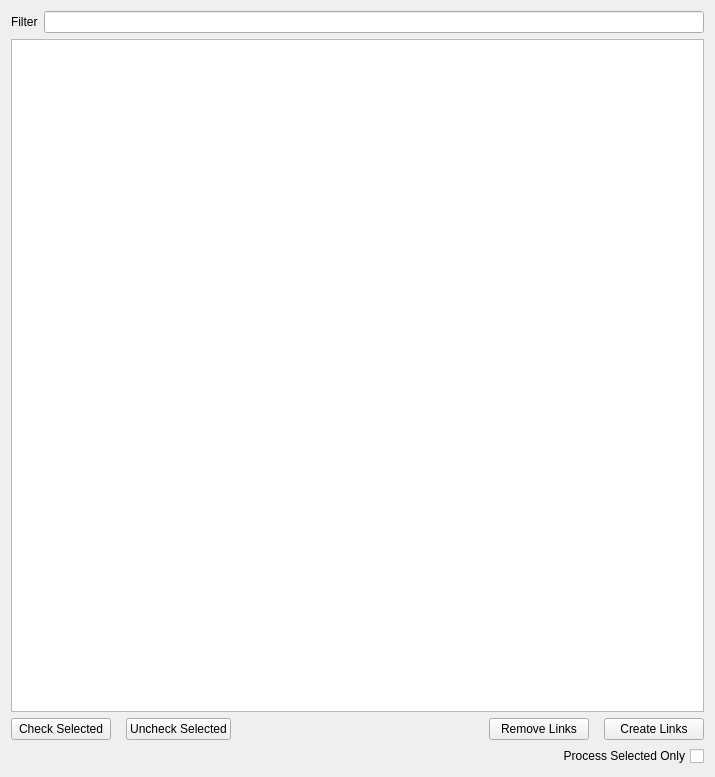
First picture: the form in uiHoudiniHdaLinker.ui, repository mrmcdobrotny/houdiniHdaLinker, before the edit.
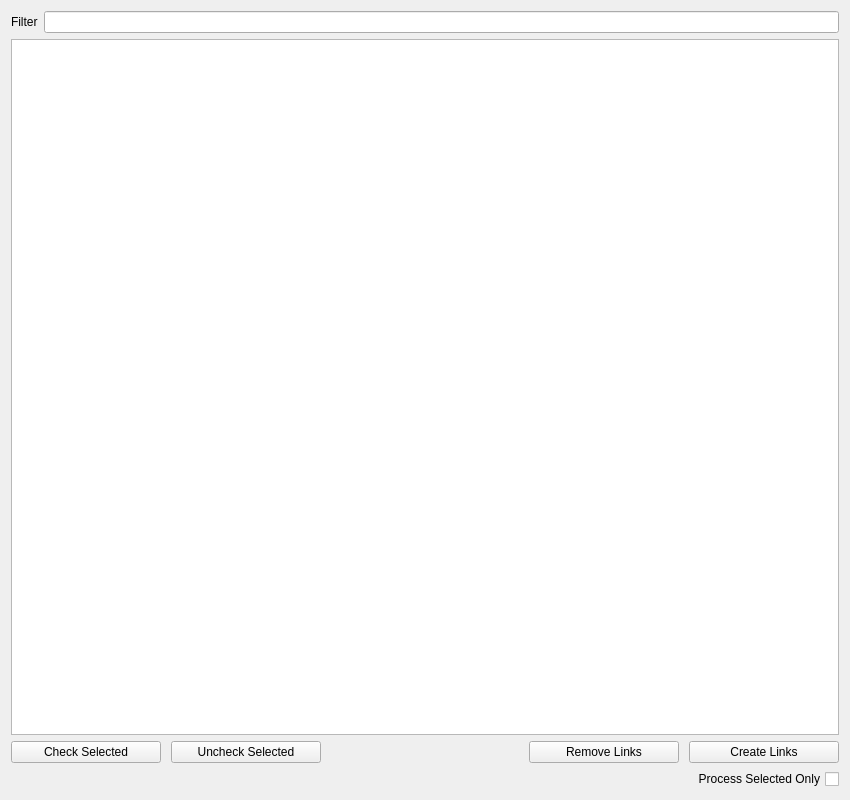
Second picture: the form after the edit.

Commit message: call from houdini handled

```diff
--- a/uiHoudiniHdaLinker.ui
+++ b/uiHoudiniHdaLinker.ui
@@ -6,42 +6,60 @@
    <rect>
     <x>0</x>
     <y>0</y>
-    <width>715</width>
-    <height>777</height>
+    <width>850</width>
+    <height>800</height>
    </rect>
   </property>
   <property name="windowTitle">
    <string>Form</string>
   </property>
   <layout class="QGridLayout" name="gridLayout_2">
-   <item row="0" column="2">
-    <layout class="QVBoxLayout" name="verticalLayout">
+   <item row="7" column="2">
+    <layout class="QHBoxLayout" name="horizontalLayout_3">
+     <property name="spacing">
+      <number>15</number>
+     </property>
      <item>
-      <layout class="QHBoxLayout" name="horizontalLayout">
-       <item>
-        <widget class="QLabel" name="label">
-         <property name="text">
-          <string>Filter</string>
-         </property>
-        </widget>
-       </item>
-       <item>
-        <widget class="QLineEdit" name="lineEditFilter"/>
-       </item>
-      </layout>
+      <spacer name="horizontalSpacer_2">
+       <property name="orientation">
+        <enum>Qt::Horizontal</enum>
+       </property>
+       <property name="sizeHint" stdset="0">
+        <size>
+         <width>40</width>
+         <height>20</height>
+        </size>
+       </property>
+      </spacer>
+     </item>
+     <item>
+      <widget class="QCheckBox" name="checkProcessSelected">
+       <property name="layoutDirection">
+        <enum>Qt::RightToLeft</enum>
+       </property>
+       <property name="text">
+        <string>Process Selected Only</string>
+       </property>
+       <property name="checked">
+        <bool>false</bool>
+       </property>
+      </widget>
      </item>
     </layout>
    </item>
-   <item row="3" column="2">
+   <item row="1" column="2">
+    <widget class="QTableView" name="tableView"/>
+   </item>
+   <item row="6" column="2">
     <layout class="QHBoxLayout" name="horizontalLayout_2">
      <property name="spacing">
-      <number>15</number>
+      <number>10</number>
      </property>
      <item>
       <widget class="QPushButton" name="pushCheck">
        <property name="minimumSize">
         <size>
-         <width>100</width>
+         <width>150</width>
          <height>0</height>
         </size>
        </property>
@@ -54,7 +72,7 @@
       <widget class="QPushButton" name="pushUncheck">
        <property name="minimumSize">
         <size>
-         <width>100</width>
+         <width>150</width>
          <height>0</height>
         </size>
        </property>
@@ -80,13 +98,13 @@
       <widget class="QPushButton" name="pushRemoveLinks">
        <property name="minimumSize">
         <size>
-         <width>100</width>
+         <width>150</width>
          <height>0</height>
         </size>
        </property>
        <property name="maximumSize">
         <size>
-         <width>120</width>
+         <width>1000</width>
          <height>16777215</height>
         </size>
        </property>
@@ -99,13 +117,13 @@
       <widget class="QPushButton" name="pushCreateLinks">
        <property name="minimumSize">
         <size>
-         <width>100</width>
+         <width>150</width>
          <height>0</height>
         </size>
        </property>
        <property name="maximumSize">
         <size>
-         <width>120</width>
+         <width>1000</width>
          <height>16777215</height>
         </size>
        </property>
@@ -119,39 +137,21 @@
      </item>
     </layout>
    </item>
-   <item row="1" column="2">
-    <widget class="QTableView" name="tableView"/>
-   </item>
-   <item row="4" column="2">
-    <layout class="QHBoxLayout" name="horizontalLayout_3">
-     <property name="spacing">
-      <number>15</number>
-     </property>
+   <item row="0" column="2">
+    <layout class="QVBoxLayout" name="verticalLayout">
      <item>
-      <spacer name="horizontalSpacer_2">
-       <property name="orientation">
-        <enum>Qt::Horizontal</enum>
-       </property>
-       <property name="sizeHint" stdset="0">
-        <size>
-         <width>40</width>
-         <height>20</height>
-        </size>
-       </property>
-      </spacer>
-     </item>
-     <item>
-      <widget class="QCheckBox" name="checkProcessSelected">
-       <property name="layoutDirection">
-        <enum>Qt::RightToLeft</enum>
-       </property>
-       <property name="text">
-        <string>Process Selected Only</string>
-       </property>
-       <property name="checked">
-        <bool>false</bool>
-       </property>
-      </widget>
+      <layout class="QHBoxLayout" name="horizontalLayout">
+       <item>
+        <widget class="QLabel" name="label">
+         <property name="text">
+          <string>Filter</string>
+         </property>
+        </widget>
+       </item>
+       <item>
+        <widget class="QLineEdit" name="lineEditFilter"/>
+       </item>
+      </layout>
      </item>
     </layout>
    </item>
```
The commit also changes 2 other files.
